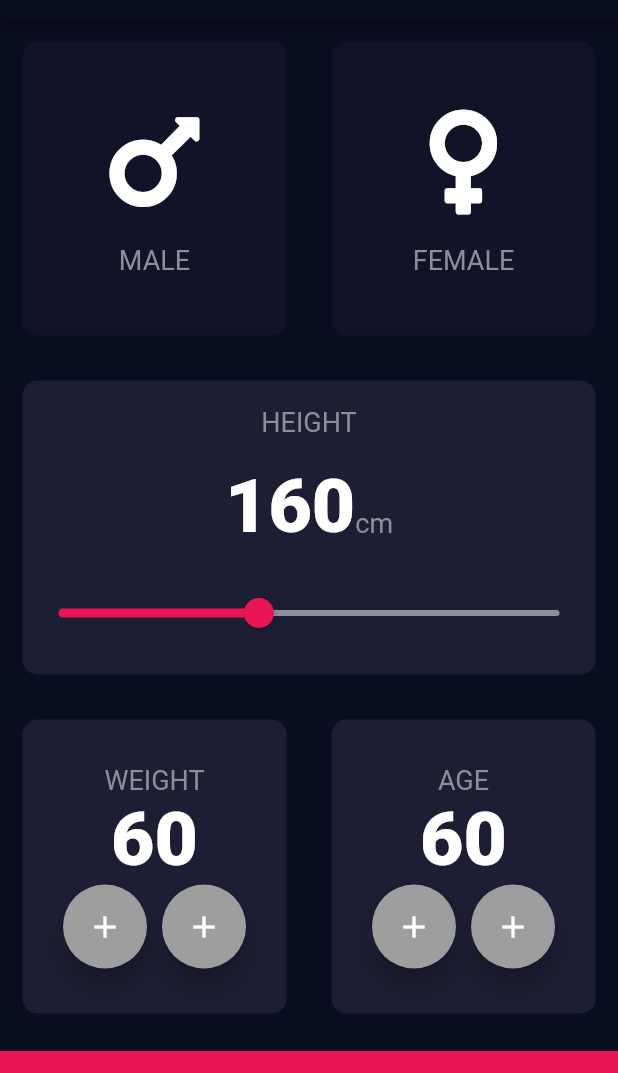
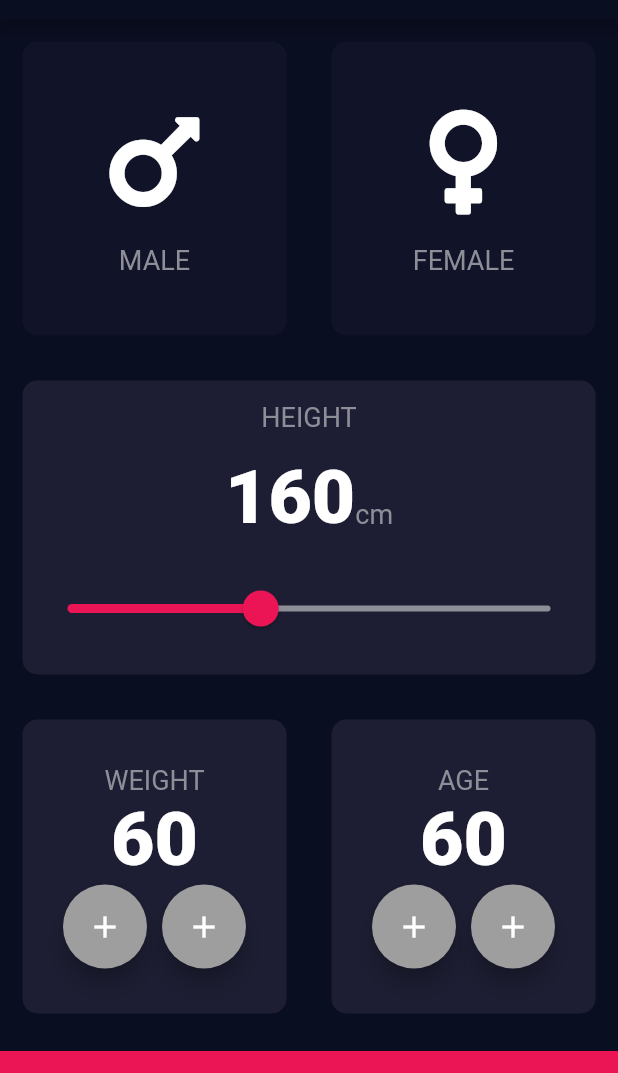
Before and after one commit to nestorsgarzonc/BMI_calculator, a Flutter app: the screen it shows after launch, on a phone screen of 412 x 824 dp, the part 65-1138 px from its top. Run offline on Flutter 3.47's test engine with Material 2 defaults, Android fonts, the phone set to English and light mode, and no system bars; our stand-ins replace font_awesome_flutter.

```diff
--- a/lib/constants.dart
+++ b/lib/constants.dart
@@ -9,3 +9,9 @@ enum Gender { male, female }
 const labelStyle = TextStyle(fontSize: 18.0, color: Color(0xFF8D8E98));
 const kNumberTextStyle =
     TextStyle(fontSize: 50.0, color: Colors.white, fontWeight: FontWeight.w900);
+const kSliderTheme = SliderThemeData(
+    thumbShape: RoundSliderThumbShape(enabledThumbRadius: 12),
+    overlayShape: RoundSliderOverlayShape(overlayRadius: 30),
+    thumbColor: Color(0xFFEB1555),
+    overlayColor: Color(0xFFEB1555),
+    activeTickMarkColor: bottomContainerColour);
--- a/lib/main.dart
+++ b/lib/main.dart
@@ -13,6 +13,7 @@ class MyApp extends StatelessWidget {
       theme: ThemeData.dark().copyWith(
         primaryColor: Color(0xFF0A0E21),
         scaffoldBackgroundColor: Color(0xFF0A0E21),
+        sliderTheme: kSliderTheme,
         textTheme: TextTheme(
           body1: labelStyle,
         ),
```
